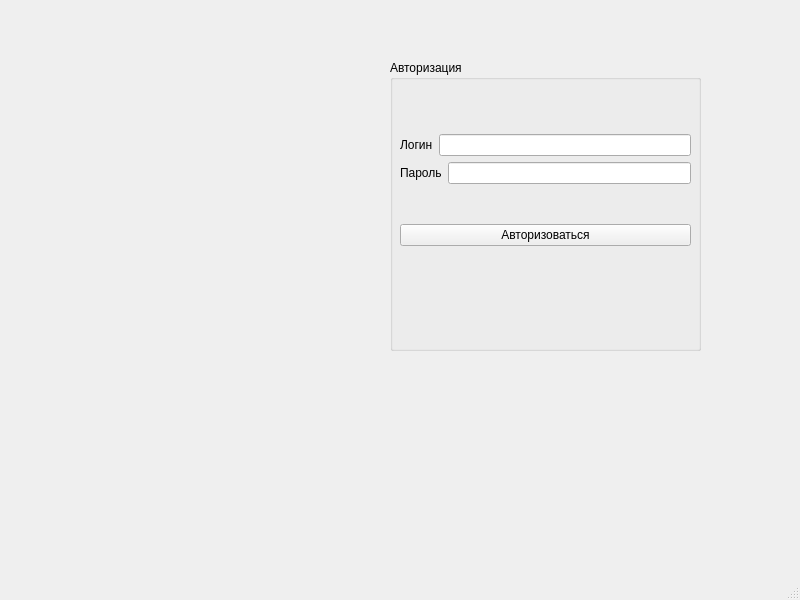
ZaurbekMalsagov/QT_study, file QT_autorization/mainwindow.ui: the form before one commit.
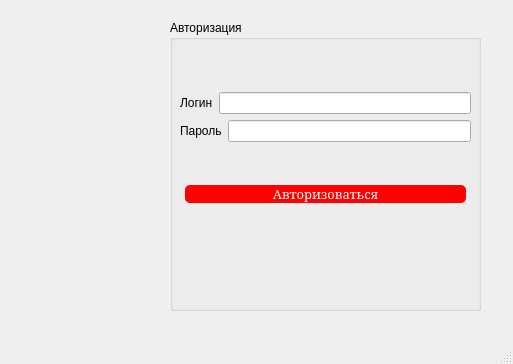
The form after the commit.

Patch:
```diff
--- a/QT_autorization/mainwindow.ui
+++ b/QT_autorization/mainwindow.ui
@@ -6,8 +6,8 @@
    <rect>
     <x>0</x>
     <y>0</y>
-    <width>800</width>
-    <height>600</height>
+    <width>513</width>
+    <height>364</height>
    </rect>
   </property>
   <property name="windowTitle">
@@ -17,8 +17,8 @@
    <widget class="QGroupBox" name="groupBox">
     <property name="geometry">
      <rect>
-      <x>390</x>
-      <y>60</y>
+      <x>170</x>
+      <y>20</y>
       <width>311</width>
       <height>291</height>
      </rect>
@@ -70,6 +70,24 @@
       </item>
       <item>
        <widget class="QPushButton" name="psBtnAutorize">
+        <property name="font">
+         <font>
+          <family>Serif</family>
+          <pointsize>-1</pointsize>
+         </font>
+        </property>
+        <property name="focusPolicy">
+         <enum>Qt::StrongFocus</enum>
+        </property>
+        <property name="styleSheet">
+         <string notr="true">color: white;
+margin: 5;
+text-shadows: 5;
+
+font-size:13px;
+background: red;
+border-radius:5px;</string>
+        </property>
         <property name="text">
          <string>Авторизоваться</string>
         </property>
@@ -81,10 +99,10 @@
    <widget class="QLabel" name="image">
     <property name="geometry">
      <rect>
-      <x>40</x>
-      <y>60</y>
-      <width>311</width>
-      <height>291</height>
+      <x>10</x>
+      <y>40</y>
+      <width>141</width>
+      <height>131</height>
      </rect>
     </property>
     <property name="text">
```
Left out of the diff: 2 changed lines with no effect on the pictures.
